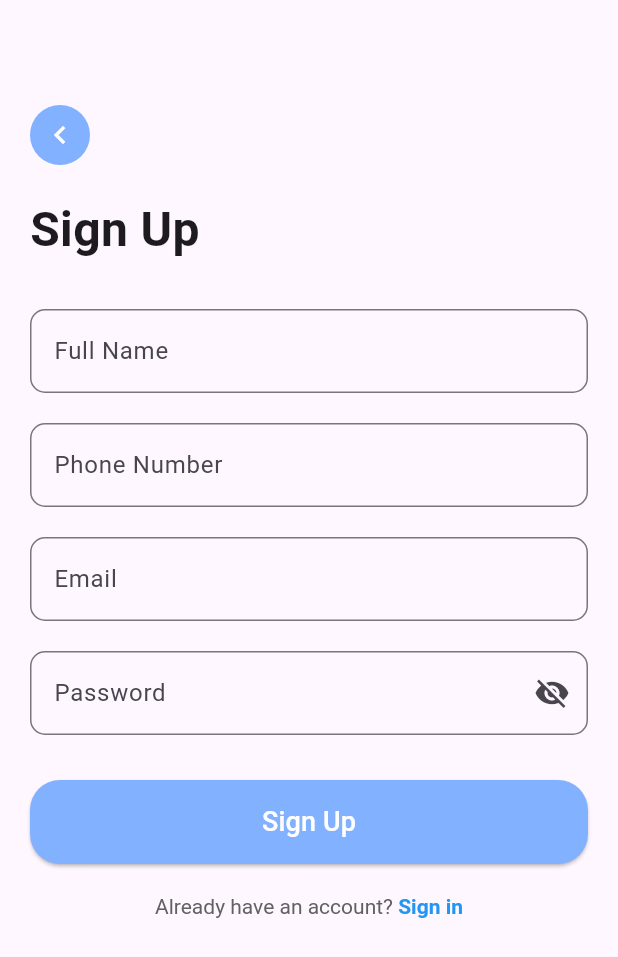
After one commit to Earbaj/test_repo, a Flutter app: the SignUp screen opened directly, on a phone screen of 412 x 824 dp. The commit adds this screen. Shown: the top 957 px of the screen. Run offline on Flutter 3.47's test engine with Material 3 defaults, Android fonts, the phone set to English and light mode, and no system bars; our stand-ins replace smooth_page_indicator.

Commit message:
add sign up page

```diff
--- a/lib/loginPage.dart
+++ b/lib/loginPage.dart
@@ -1,5 +1,6 @@
 import 'package:flutter/gestures.dart';
 import 'package:flutter/material.dart';
+import 'package:untitled/signuppage.dart';
 
 class Loginpage extends StatefulWidget {
   const Loginpage({super.key});
@@ -183,6 +184,10 @@ class _LoginpageState extends State<Loginpage> {
                             ..onTap = () {
                               print('Sign up tapped!');
                               // Add navigation to sign-up screen here
+                              Navigator.pushReplacement(
+                                context,
+                                MaterialPageRoute(builder: (context) => const SignUp()),
+                              );
                             },
                         ),
                       ],
--- /dev/null
+++ b/lib/signuppage.dart
@@ -0,0 +1,236 @@
+import 'package:flutter/gestures.dart';
+import 'package:flutter/material.dart';
+
+import 'loginPage.dart';
+
+class SignUp extends StatefulWidget {
+  const SignUp({super.key});
+
+  @override
+  State<SignUp> createState() => _SignUpState();
+}
+
+class _SignUpState extends State<SignUp> {
+
+  final _formKey = GlobalKey<FormState>();
+  String _fullName = '';
+  String _phoneNumber = '';
+  String _email = '';
+  String _password = '';
+  bool _isPasswordVisible = false;
+
+  @override
+  Widget build(BuildContext context) {
+    bool isDarkMode = Theme.of(context).brightness == Brightness.dark;
+    return Scaffold(
+      body: SafeArea(
+        child: Padding(
+          padding: const EdgeInsets.all(20.0),
+          child: Form(
+            key: _formKey,
+            child: SingleChildScrollView(
+              child: Column(
+                crossAxisAlignment: CrossAxisAlignment.start,
+                children: [
+                  // Back Button
+                  SizedBox(height: 50,),
+                  GestureDetector(
+                    onTap: () {
+                      Navigator.pop(context); // Go back to previous screen
+                    },
+                    child: Container(
+                      width: 40,
+                      height: 40,
+                      decoration: BoxDecoration(
+                        shape: BoxShape.circle,
+                        color: isDarkMode ? Colors.grey[800] : Colors.blueAccent.shade100,
+                      ),
+                      child: const Icon(
+                        Icons.chevron_left,
+                        size: 24,
+                        color: Colors.white,
+                      ),
+                    ),
+                  ),
+                  const SizedBox(height: 20),
+                  // Sign Up Text
+                  const Text(
+                    'Sign Up',
+                    style: TextStyle(
+                      fontSize: 32,
+                      fontWeight: FontWeight.bold,
+                    ),
+                  ),
+                  const SizedBox(height: 30),
+                  // Full Name Field
+                  TextFormField(
+                    decoration: InputDecoration(
+                      labelText: 'Full Name',
+                      border: OutlineInputBorder(
+                        borderRadius: BorderRadius.circular(10),
+                      ),
+                    ),
+                    validator: (value) {
+                      if (value == null || value.isEmpty) {
+                        return 'Please enter your full name';
+                      }
+                      return null;
+                    },
+                    onChanged: (value) {
+                      setState(() {
+                        _fullName = value;
+                      });
+                    },
+                  ),
+                  const SizedBox(height: 20),
+                  // Phone Number Field
+                  TextFormField(
+                    decoration: InputDecoration(
+                      labelText: 'Phone Number',
+                      border: OutlineInputBorder(
+                        borderRadius: BorderRadius.circular(10),
+                      ),
+                    ),
+                    keyboardType: TextInputType.phone,
+                    validator: (value) {
+                      if (value == null || value.isEmpty) {
+                        return 'Please enter your phone number';
+                      }
+                      if (!RegExp(r'^\d{10}$').hasMatch(value)) {
+                        return 'Please enter a valid 10-digit phone number';
+                      }
+                      return null;
+                    },
+                    onChanged: (value) {
+                      setState(() {
+                        _phoneNumber = value;
+                      });
+                    },
+                  ),
+                  const SizedBox(height: 20),
+                  // Email Field
+                  TextFormField(
+                    decoration: InputDecoration(
+                      labelText: 'Email',
+                      border: OutlineInputBorder(
+                        borderRadius: BorderRadius.circular(10),
+                      ),
+                    ),
+                    keyboardType: TextInputType.emailAddress,
+                    validator: (value) {
+                      if (value == null || value.isEmpty) {
+                        return 'Please enter your email';
+                      }
+                      if (!RegExp(r'^[\w-\.]+@([\w-]+\.)+[\w-]{2,4}$').hasMatch(value)) {
+                        return 'Please enter a valid email';
+                      }
+                      return null;
+                    },
+                    onChanged: (value) {
+                      setState(() {
+                        _email = value;
+                      });
+                    },
+                  ),
+                  const SizedBox(height: 20),
+                  // Password Field
+                  TextFormField(
+                    decoration: InputDecoration(
+                      labelText: 'Password',
+                      border: OutlineInputBorder(
+                        borderRadius: BorderRadius.circular(10),
+                      ),
+                      suffixIcon: IconButton(
+                        icon: Icon(
+                          _isPasswordVisible ? Icons.visibility : Icons.visibility_off,
+                        ),
+                        onPressed: () {
+                          setState(() {
+                            _isPasswordVisible = !_isPasswordVisible;
+                          });
+                        },
+                      ),
+                    ),
+                    obscureText: !_isPasswordVisible,
+                    validator: (value) {
+                      if (value == null || value.isEmpty) {
+                        return 'Please enter your password';
+                      }
+                      if (value.length < 6) {
+                        return 'Password must be at least 6 characters';
+                      }
+                      return null;
+                    },
+                    onChanged: (value) {
+                      setState(() {
+                        _password = value;
+                      });
+                    },
+                  ),
+                  const SizedBox(height: 30),
+                  // Sign Up Button
+                  SizedBox(
+                    width: double.infinity,
+                    child: ElevatedButton(
+                      onPressed: () {
+                        if (_formKey.currentState!.validate()) {
+                          print('Name: $_fullName, Phone: $_phoneNumber, Email: $_email, Password: $_password');
+                          Navigator.pushReplacement(
+                            context,
+                            MaterialPageRoute(builder: (context) => const HomeScreen()),
+                          );
+                        }
+                      },
+                      style: ElevatedButton.styleFrom(
+                        backgroundColor: isDarkMode ? Colors.white : Colors.blueAccent.shade100,
+                        foregroundColor: isDarkMode ? Colors.black : Colors.white,
+                        padding: const EdgeInsets.symmetric(vertical: 15),
+                        shape: RoundedRectangleBorder(
+                          borderRadius: BorderRadius.circular(20), // Circular corners
+                        ),
+                      ),
+                      child: const Text(
+                        'Sign Up',
+                        style: TextStyle(fontSize: 18),
+                      ),
+                    ),
+                  ),
+                  const SizedBox(height: 20),
+                  // Sign In Text
+                  Center(
+                    child: RichText(
+                      text: TextSpan(
+                        style: TextStyle(
+                          color: isDarkMode ? Colors.grey[400] : Colors.grey[700],
+                          fontSize: 14,
+                        ),
+                        children: [
+                          const TextSpan(text: 'Already have an account? '),
+                          TextSpan(
+                            text: 'Sign in',
+                            style: const TextStyle(
+                              color: Colors.blue,
+                              fontWeight: FontWeight.bold,
+                            ),
+                            recognizer: TapGestureRecognizer()
+                              ..onTap = () {
+                                print('Sign in tapped!');
+                                Navigator.push(
+                                  context,
+                                  MaterialPageRoute(builder: (context) => const Loginpage()),
+                                );
+                              },
+                          ),
+                        ],
+                      ),
+                    ),
+                  ),
+                ],
+              ),
+            ),
+          ),
+        ),
+      ),
+    );
+  }
+}
```
